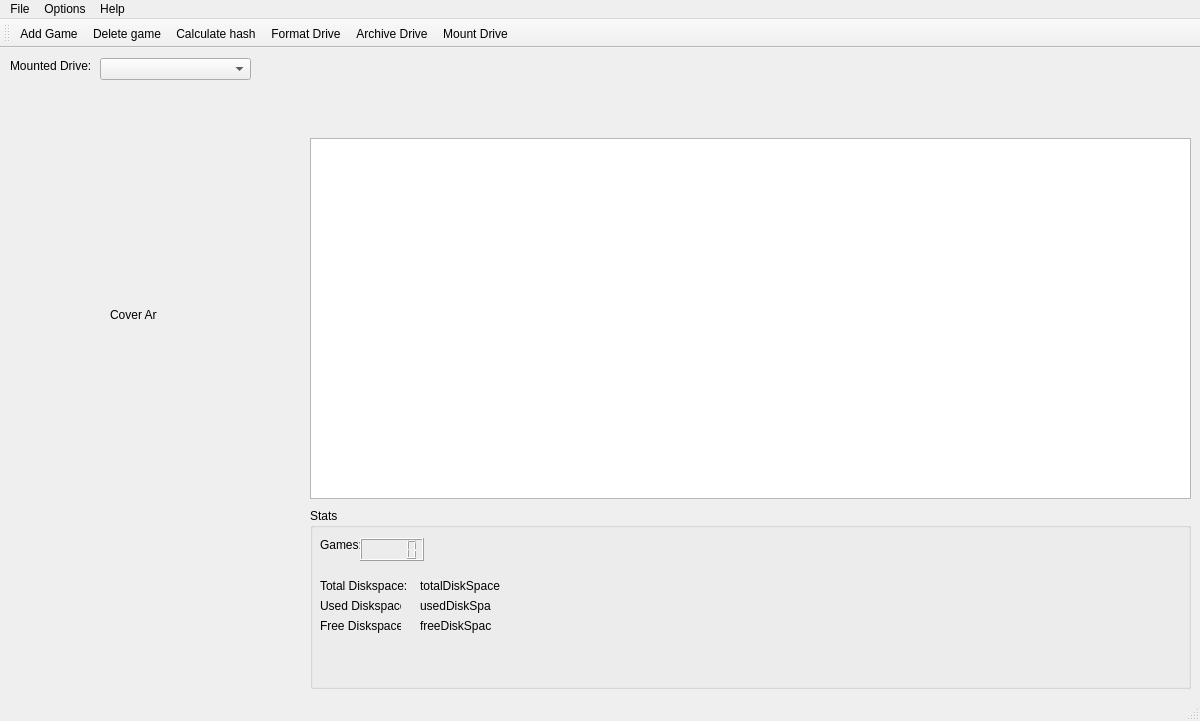
Above: ui/mainwindow.ui from DarkDragon46/roms-manager before the change. Below: the same form after it.
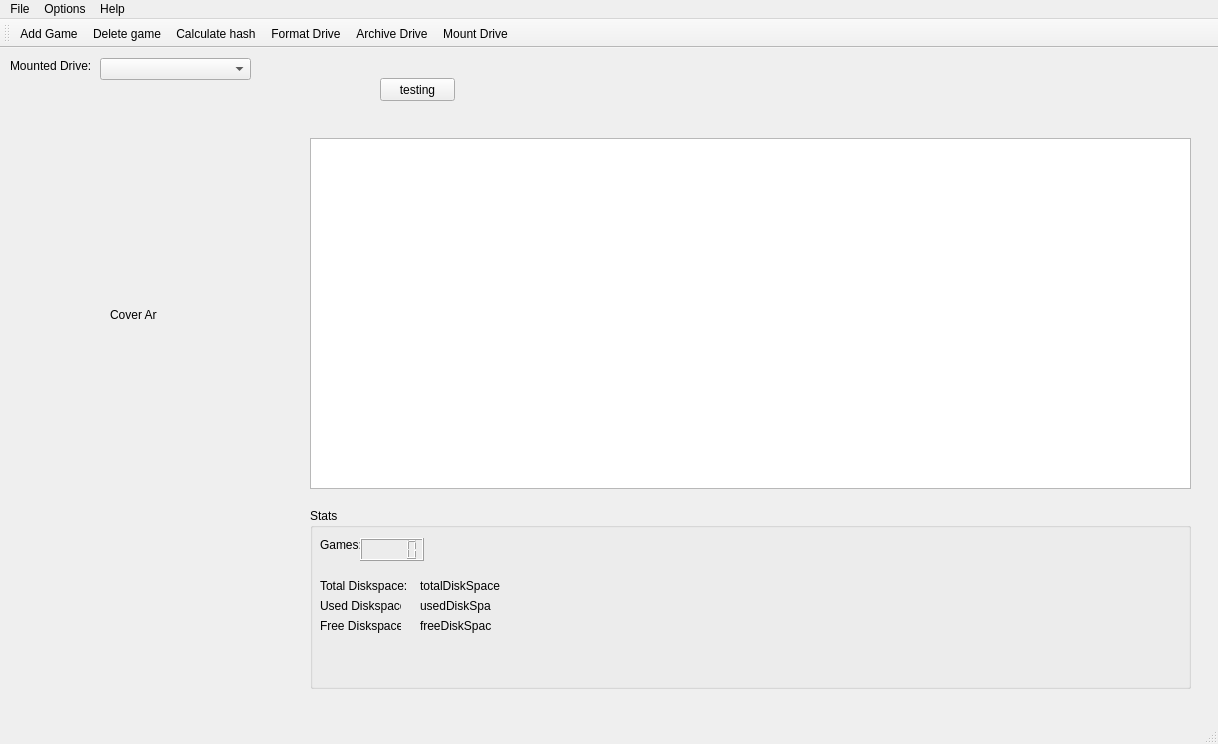
That is the form after the change. Icons and pictures are not drawn.

Commit message: add button trigger and project structure

The edit to the form file:
```diff
--- a/ui/mainwindow.ui
+++ b/ui/mainwindow.ui
@@ -6,13 +6,16 @@
    <rect>
     <x>0</x>
     <y>0</y>
-    <width>1200</width>
-    <height>721</height>
+    <width>1218</width>
+    <height>744</height>
    </rect>
   </property>
   <property name="windowTitle">
    <string>MainWindow</string>
   </property>
+  <property name="autoFillBackground">
+   <bool>true</bool>
+  </property>
   <widget class="QWidget" name="centralwidget">
    <widget class="QGroupBox" name="groupBox">
     <property name="geometry">
@@ -134,7 +137,7 @@
       <x>310</x>
       <y>90</y>
       <width>881</width>
-      <height>361</height>
+      <height>351</height>
      </rect>
     </property>
    </widget>
@@ -174,13 +177,26 @@
      <string>Mounted Drive:</string>
     </property>
    </widget>
+   <widget class="QPushButton" name="testButton">
+    <property name="geometry">
+     <rect>
+      <x>380</x>
+      <y>30</y>
+      <width>75</width>
+      <height>23</height>
+     </rect>
+    </property>
+    <property name="text">
+     <string>testing</string>
+    </property>
+   </widget>
   </widget>
   <widget class="QMenuBar" name="menubar">
    <property name="geometry">
     <rect>
      <x>0</x>
      <y>0</y>
-     <width>1200</width>
+     <width>1218</width>
      <height>21</height>
     </rect>
    </property>
```
Left out of the diff: 16 changed lines with no effect on the pictures. The commit also changes 2416 other files.
